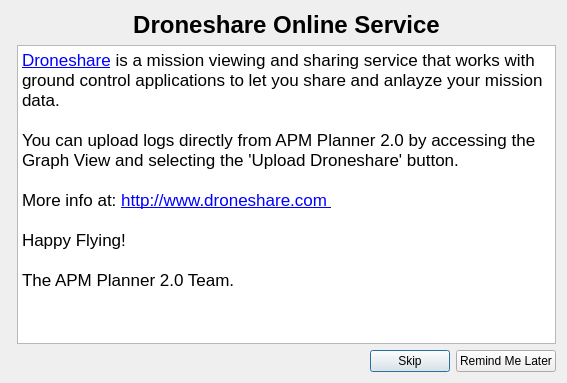
First picture: the form in src/ui/DroneshareDialog.ui, repository ArduPilot/apm_planner, before the edit.
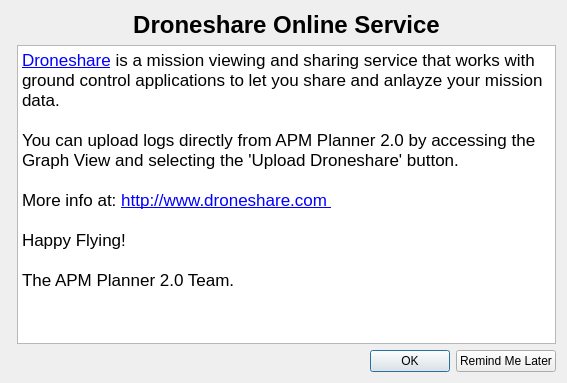
Second picture: the form after the edit. Icons and pictures are not drawn.

Commit message: Droneshare: Fix dialog to show OK instead of skip

What changed in the file:
```diff
--- a/src/ui/DroneshareDialog.ui
+++ b/src/ui/DroneshareDialog.ui
@@ -96,7 +96,7 @@
          <item>
           <widget class="QPushButton" name="skipPushButton">
            <property name="text">
-            <string>Skip</string>
+            <string>OK</string>
            </property>
           </widget>
          </item>
```
Left out of the diff: 2 changed lines with no effect on the pictures. The commit also changes 2 other files.
